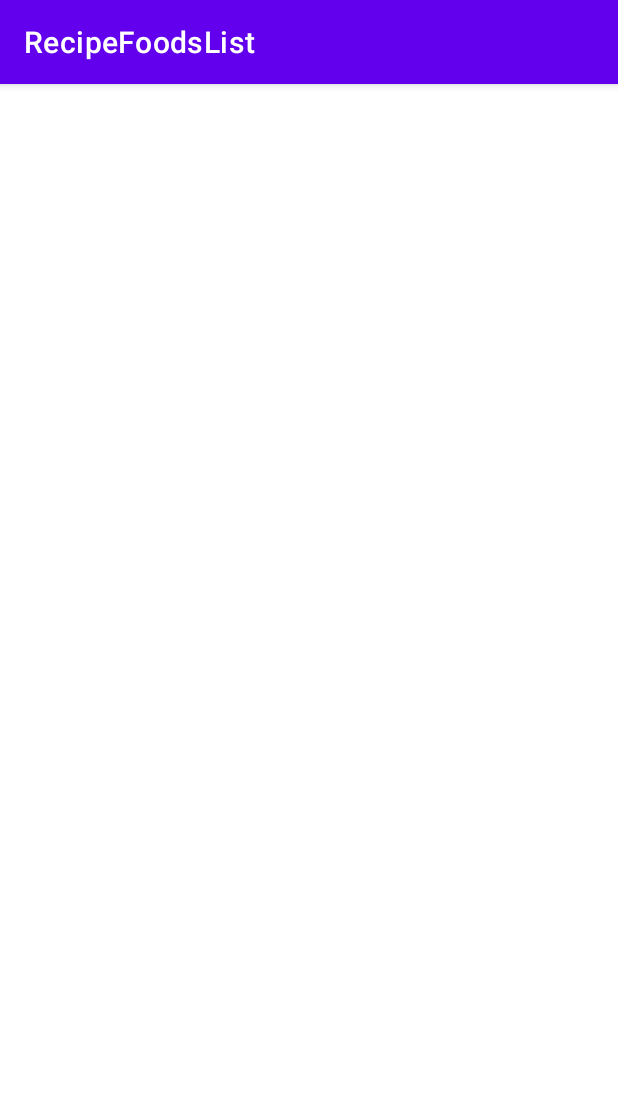
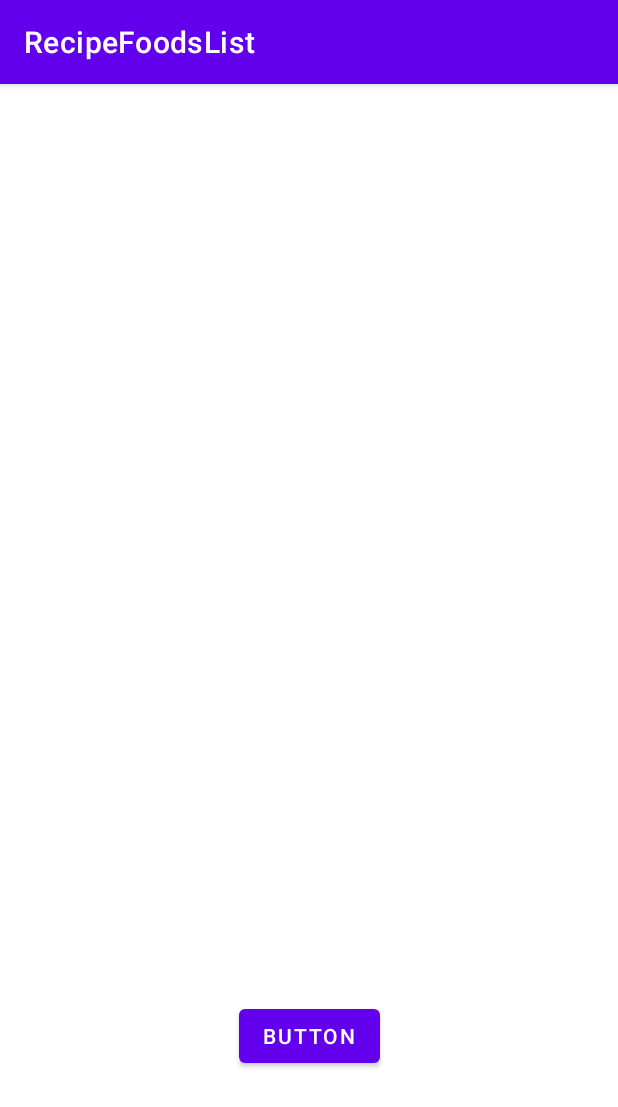
Before and after one commit to dalmagathe/RecipeFoodsList, an Android app: the GroceryList screen opened directly, with no data from a screen before it, on a phone screen of 412 x 824 dp. Shown: the top 1107 px of the screen. Run offline under Robolectric (Android 15) with nearby library versions, the phone set to English and light mode, and no system bars.

Commit message:
Get Ingredients from recipes selected.

```diff
--- a/app/src/main/res/layout/activity_start_shopping.xml
+++ b/app/src/main/res/layout/activity_start_shopping.xml
@@ -1,16 +1,33 @@
 <?xml version="1.0" encoding="utf-8"?>
-<RelativeLayout xmlns:android="http://schemas.android.com/apk/res/android"
+<androidx.constraintlayout.widget.ConstraintLayout xmlns:android="http://schemas.android.com/apk/res/android"
+    xmlns:app="http://schemas.android.com/apk/res-auto"
     xmlns:tools="http://schemas.android.com/tools"
     android:layout_width="match_parent"
     android:layout_height="match_parent"
     tools:context=".GroceryList">
 
     <ListView
+        android:id="@+id/allRecipeView"
         android:layout_width="match_parent"
+        android:layout_height="500dp"
+        android:choiceMode="multipleChoice"
+        android:divider="@color/black"
+        android:dividerHeight="2dp"
+        app:layout_constraintBottom_toBottomOf="parent"
+        app:layout_constraintEnd_toEndOf="parent"
+        app:layout_constraintStart_toStartOf="parent"
+        app:layout_constraintTop_toTopOf="parent"
+        app:layout_constraintVertical_bias="0.0" />
+
+    <Button
+        android:id="@+id/button8"
+        android:layout_width="wrap_content"
         android:layout_height="wrap_content"
-        android:dividerHeight="2dp"
-        android:divider="@color/black"
-        android:id="@+id/allRecipeView"
-        android:choiceMode="multipleChoice"/>
+        android:text="Button"
+        app:layout_constraintBottom_toBottomOf="parent"
+        app:layout_constraintEnd_toEndOf="parent"
+        app:layout_constraintStart_toStartOf="parent"
+        app:layout_constraintTop_toBottomOf="@+id/allRecipeView"
+        app:layout_constraintVertical_bias="0.502" />
 
-</RelativeLayout>
+</androidx.constraintlayout.widget.ConstraintLayout>
```
Also changed, not shown: app/src/main/java/com/example/recipefoodslist/GroceryList.java (+24 -1 lines).
